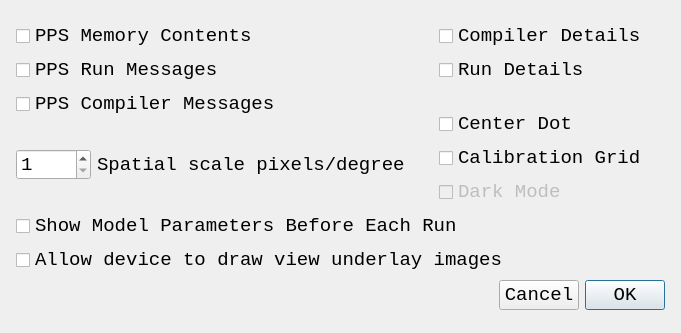
Qt form epicpy/uifiles/displaycontrolsui.ui (travisseymour/EPICpy) before a commit.
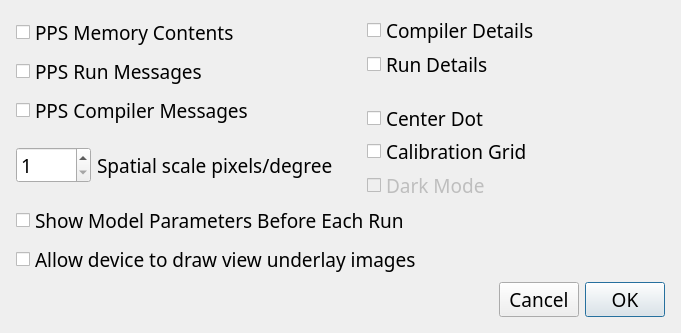
The same form after that commit.

Patch:
```diff
--- a/epicpy/uifiles/displaycontrolsui.ui
+++ b/epicpy/uifiles/displaycontrolsui.ui
@@ -24,7 +24,7 @@
   </property>
   <property name="font">
    <font>
-    <family>Consolas</family>
+    <family>Fira Mono</family>
     <pointsize>14</pointsize>
    </font>
   </property>
@@ -57,7 +57,7 @@
           <widget class="QCheckBox" name="checkBoxPPSMemoryContents">
            <property name="font">
             <font>
-             <family>Consolas</family>
+             <family>Fira Mono</family>
              <pointsize>14</pointsize>
             </font>
            </property>
@@ -70,7 +70,7 @@
           <widget class="QCheckBox" name="checkBoxPPSRunMessages">
            <property name="font">
             <font>
-             <family>Consolas</family>
+             <family>Fira Mono</family>
              <pointsize>14</pointsize>
             </font>
            </property>
@@ -83,7 +83,7 @@
           <widget class="QCheckBox" name="checkBoxPPSCompilerMessages">
            <property name="font">
             <font>
-             <family>Consolas</family>
+             <family>Fira Mono</family>
              <pointsize>14</pointsize>
             </font>
            </property>
@@ -107,7 +107,7 @@
              </property>
              <property name="font">
               <font>
-               <family>Consolas</family>
+               <family>Fira Mono</family>
                <pointsize>14</pointsize>
               </font>
              </property>
@@ -135,7 +135,7 @@
              </property>
              <property name="font">
               <font>
-               <family>Consolas</family>
+               <family>Fira Mono</family>
                <pointsize>14</pointsize>
               </font>
              </property>
@@ -152,7 +152,7 @@
         <spacer name="horizontalSpacer_2">
          <property name="font">
           <font>
-           <family>Consolas</family>
+           <family>Fira Mono</family>
            <pointsize>14</pointsize>
           </font>
          </property>
@@ -176,7 +176,7 @@
           <widget class="QCheckBox" name="checkBoxCompilerDetails">
            <property name="font">
             <font>
-             <family>Consolas</family>
+             <family>Fira Mono</family>
              <pointsize>14</pointsize>
             </font>
            </property>
@@ -189,7 +189,7 @@
           <widget class="QCheckBox" name="checkBoxRunDetails">
            <property name="font">
             <font>
-             <family>Consolas</family>
+             <family>Fira Mono</family>
              <pointsize>14</pointsize>
             </font>
            </property>
@@ -202,7 +202,7 @@
           <spacer name="verticalSpacer">
            <property name="font">
             <font>
-             <family>Consolas</family>
+             <family>Fira Mono</family>
              <pointsize>14</pointsize>
             </font>
            </property>
@@ -227,7 +227,7 @@
            </property>
            <property name="font">
             <font>
-             <family>Consolas</family>
+             <family>Fira Mono</family>
              <pointsize>14</pointsize>
             </font>
            </property>
@@ -243,7 +243,7 @@
            </property>
            <property name="font">
             <font>
-             <family>Consolas</family>
+             <family>Fira Mono</family>
              <pointsize>14</pointsize>
             </font>
            </property>
@@ -259,7 +259,7 @@
            </property>
            <property name="font">
             <font>
-             <family>Consolas</family>
+             <family>Fira Mono</family>
              <pointsize>14</pointsize>
             </font>
            </property>
@@ -279,7 +279,7 @@
       <widget class="QCheckBox" name="checkBoxShowModelParameters">
        <property name="font">
         <font>
-         <family>Consolas</family>
+         <family>Fira Mono</family>
          <pointsize>14</pointsize>
         </font>
        </property>
@@ -292,7 +292,7 @@
       <widget class="QCheckBox" name="checkBoxAllowDeviceImages">
        <property name="font">
         <font>
-         <family>Consolas</family>
+         <family>Fira Mono</family>
          <pointsize>14</pointsize>
         </font>
        </property>
@@ -307,7 +307,7 @@
         <spacer name="horizontalSpacer">
          <property name="font">
           <font>
-           <family>Consolas</family>
+           <family>Fira Mono</family>
            <pointsize>14</pointsize>
           </font>
          </property>
@@ -326,7 +326,7 @@
         <widget class="QPushButton" name="pushButtonCancel">
          <property name="font">
           <font>
-           <family>Consolas</family>
+           <family>Fira Mono</family>
            <pointsize>14</pointsize>
           </font>
          </property>
@@ -339,7 +339,7 @@
         <widget class="QPushButton" name="pushButtonOK">
          <property name="font">
           <font>
-           <family>Consolas</family>
+           <family>Fira Mono</family>
            <pointsize>14</pointsize>
           </font>
          </property>
```
